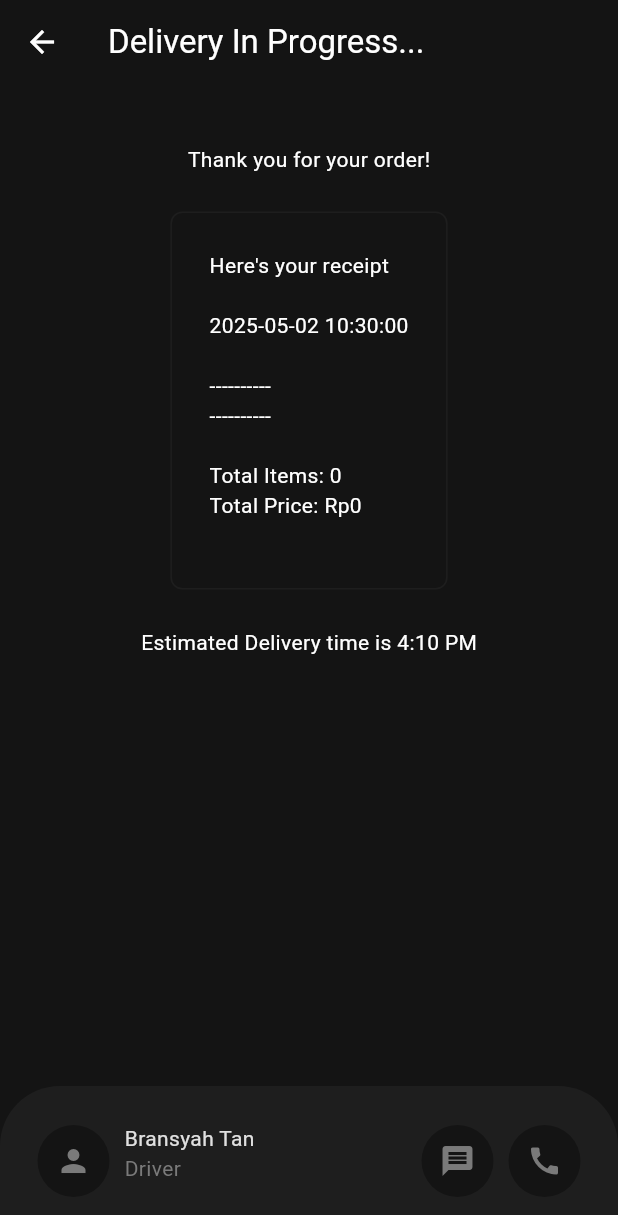
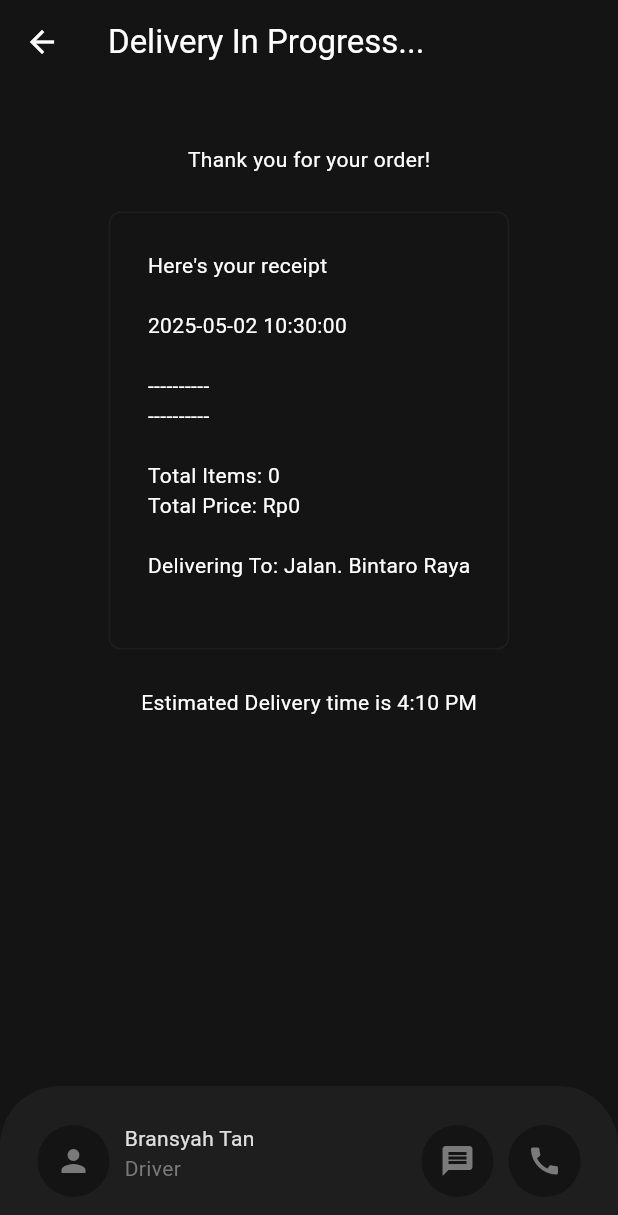
Before and after one commit to bransyahtan/food_delivery, a Flutter app: the DeliveryProgressPage screen opened directly, on a phone screen of 412 x 824 dp. Shown: the top 1215 px of the screen. Run offline on Flutter 3.47's test engine with Material 3 defaults, Android fonts, the phone set to English and light mode, and no system bars; our stand-ins replace cloud_firestore, curved_navigation_bar, firebase_auth, firebase_core, flutter_credit_card; accounts and stored records are empty.

```diff
--- a/lib/models/restaurant.dart
+++ b/lib/models/restaurant.dart
@@ -247,8 +247,17 @@ class Restaurant extends ChangeNotifier {
     ),
   ];
 
+  String _deliveryAddress = 'Jalan. Bintaro Raya';
+  // GET DATA
   List<Food> get menu => _menu;
   List<CartItem> get cart => _cart;
+  String get deliveryAddress => _deliveryAddress;
+
+  // Update address
+  void updateAddress(String newAddress) {
+    _deliveryAddress = newAddress;
+    notifyListeners();
+  }
 
   // OPERATION
   final List<CartItem> _cart = [];
@@ -338,7 +347,9 @@ class Restaurant extends ChangeNotifier {
       ..writeln('----------')
       ..writeln()
       ..writeln('Total Items: ${getTotalItemCount()}')
-      ..writeln('Total Price: ${formatRupiah.format(getTotalPrice())}');
+      ..writeln('Total Price: ${formatRupiah.format(getTotalPrice())}')
+      ..writeln()
+      ..writeln('Delivering To: $deliveryAddress');
 
     return receipt.toString();
   }
```
Also changed, not shown: lib/components/my_current_location.dart (+21 -10 lines), 1 other file.
